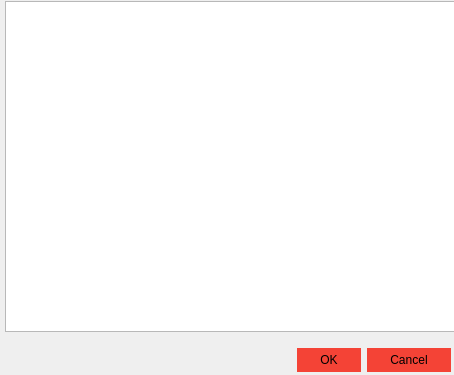
The window that tableinfo.ui (Davebudil/reporter) describes before a commit, drawn with Qt 5.
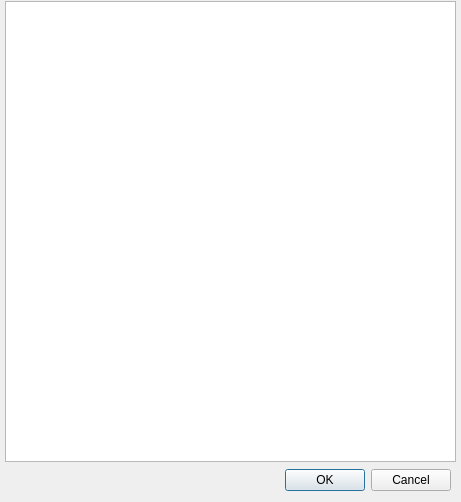
The same window after the commit. Icons and pictures are not drawn.

Commit message: lot of changes, changed UI, removed buggs, added progressive saving, added tab order

```diff
--- a/tableinfo.ui
+++ b/tableinfo.ui
@@ -6,8 +6,8 @@
    <rect>
     <x>0</x>
     <y>0</y>
-    <width>454</width>
-    <height>375</height>
+    <width>461</width>
+    <height>502</height>
    </rect>
   </property>
   <property name="windowTitle">
@@ -17,462 +17,13 @@
    <property name="geometry">
     <rect>
      <x>230</x>
-     <y>340</y>
+     <y>460</y>
      <width>221</width>
      <height>41</height>
     </rect>
    </property>
    <property name="styleSheet">
-    <string notr="true">QWidget:window {          /* Borders around the code editor and debug window */
-  border: 0px solid white;
-  background-color: white;
-}
-
-QToolTip {
-  background-color: white;
-  color: black;
-    padding: 5px;
-    border-radius: 0;
-    opacity: 200;
-}
-
-/* ==================== Dialog ==================== */
-QLabel {
-  background: white;
-  color: black; 
-  font: 75 11pt &quot;DejaVu Sans Mono&quot;;     /* Not sure about this one */
-}
-
-QDialog, QListView {
-  background-color: white;
-  color: black;
-  outline: 0;
-  border: 2px solid transparent;
-}
-
-QListView::item:hover {
-  color: #DADFE1;
-  background: #DADFE1;
-}
-
-
-QListView::item:selected {
-  color: #DADFE1;
-  background: #DADFE1;
-}
-
-/* === QTabBar === */
-QTabBar {
-  background: white;
-}
-QPlainTextEdit{
-  background: #DADFE1;
-  border: 1px solid #DADFE1;
-  color: black;
-}
-QTableView{
-  background: #DADFE1;
-  border: 1px solid #DADFE1;
-  color: black;
-}
-QScrollArea{
-  background: #DADFE1;
-  border: 1px solid #DADFE1;
-  color: black;
-}
-QScrollArea{
-  background: #DADFE1;
-  border: 1px solid #DADFE1;
-  color: black;
-}
-
-
-QTabWidget::pane {
-  background: transparent;  /* Only at the very bottom of the tabs */
-}
-
-QTabBar::tab {
-  background: white;
-  border: 0px solid white;
-  border-bottom: 2px solid white;
-  color: black;
-  padding-left: 10px;
-  padding-right: 10px;
-  padding-top: 3px;
-  padding-bottom: 3px;
-}
-
-QTabBar::tab:hover {
-  background-color: #DADFE1;
-  border: 0px solid #DADFE1;
-  border-bottom: 2px solid #DADFE1;
-  color: black;
-}
-
-QTabBar::tab:selected {
-  background-color: #DADFE1;
-  border: 0px solid #DADFE1;
-  border-top: none;
-  border-bottom: 2px solid #DADFE1;
-  color: black;
-}
-
-QStackedWidget {
-  background: white;  /* This covers a bunch of things, I was thinking about making it transparent, */
-              /* but I would have to find all the other elements... but QTabWidget::pane may be it */
-}
-
-
-/* === QGroupBox === */
-QGroupBox {
-    border: 1px solid white;
-    background-color: white;
-    margin-top: 1em;
-}
-
-QGroupBox::title {
-  color: black;
-    subcontrol-origin: margin;
-    left: 6px;
-    padding: 0 3px 0 3px;
-}
-
-QComboBox {
-  color: black;
-  background-color: white;
-  selection-background-color: #DADFE1;
-  outline: 0;
-}
-
-QComboBox QAbstractItemView
-{    
-    selection-background-color: #DADFE1;
-  outline: 0;
-}
-
-/* === QCheckBox === */
-QCheckBox, QRadioButton {
-  color: black;
-}
-
-QCheckBox::indicator::unchecked  {
-  background-color: #DADFE1;
-  border: 1px solid #DADFE1;
-}
-
-QRadioButton::indicator::unchecked {
-  background-color: #DADFE1;
-  border: 1px solid #DADFE1;
-  border-radius: 4px;
-}
-
-QCheckBox::indicator::checked, QTreeView::indicator::checked {
-  background-color: #f44336;
-  border: 1px solid #f44336;
-}
-
-QRadioButton::indicator::checked {
-  background-color: qradialgradient(cx:0.5, cy:0.5, fx:0.25, fy:0.15, radius:0.3, stop:0 #80CBC4, stop:1 white);
-  border: 1px solid white;
-  border-radius: 4px;
-}
-
-QCheckBox::indicator:disabled, QRadioButton::indicator:disabled, QTreeView::indicator:disabled {
-  background-color: white;      /* Not sure what this looks like */
-}
-
-QCheckBox::indicator::checked:disabled, QRadioButton::indicator::checked:disabled, QTreeView::indicator::checked:disabled {  
-  background-color: qradialgradient(cx:0.5, cy:0.5, fx:0.25, fy:0.15, radius:0.3, stop:0 #BBBBBB, stop:1 white); /* Not sure what this looks like */
-}
-
-QTreeView {
-  background-color: white;
-  color: black;
-  outline: 0;
-  border: 0;
-}
-
-QTreeView::item:hover {
-  background-color: white;
-  color: black;
-}
-
-QTreeView::item:selected {
-  background-color: #DADFE1;
-  color: black;
-}
-
-QTreeView QHeaderView:section {
-  background-color: white;
-  color: black;
-  border: 0;
-}
-
-QTreeView::indicator:checked {
-  background-color: qradialgradient(cx:0.5, cy:0.5, fx:0.25, fy:0.15, radius:0.3, stop:0 #80CBC4, stop:1 white);
-  border: 1px solid #DADFE1 ;
-  selection-background-color: #DADFE1 ;
-}
-
-QTreeView::indicator:unchecked {      /* This and the one above style the checkbox in the Options -&gt; Keyboard */
-  background-color: white;        /* This is still a hover over in blue I can't get rid of */
-  border: 1px solid white;
-  selection-background-color: white;
-}
-/*
-QTreeView QScrollBar {
-  background-color: white;
-}
-*/
-QTreeView::branch {
-  /* Skip - applies to everything */
-}
-
-QTreeView::branch:has-siblings:adjoins-item {
-  /* Skip - files */
-}
-
-QTreeView::branch:has-siblings:!adjoins-item {
-  /* Skip - applies to almost all on the left side */
-}
-
-QTreeView::branch:closed:has-children:has-siblings {
-  background: url('./images/rightarrowgray.png') center center no-repeat;
-}
-
-QTreeView::branch:has-children:!has-siblings:closed {
-  background: url('./images/rightarrowgray.png') center center no-repeat;
-}
-
-QTreeView::branch:!has-children:!has-siblings:adjoins-item {
-  /* Skip - files */
-}
-
-QTreeView::branch:open:has-children:has-siblings {
-  background: url('./images/downarrowgray.png') center center no-repeat;
-}
-
-QTreeView::branch:open:has-children:!has-siblings {
-  background: url('./images/downarrowgray.png') center center no-repeat;
-}
-
-/* === QScrollBar:horizontal === */
-QScrollBar:horizontal {
-  background: #f44336;        /* Background where slider is not */
-  height: 10px;
-  margin: 0;
-}
-
-QScrollBar:vertical {
-  background: #f44336;        /* Background where slider is not */
-  width: 10px;
-  margin: 0;
-}
-
-QScrollBar::handle:horizontal {
-    background: white;          /* Slider color */
-    min-width: 16px;
-  border-radius: 5px;
-}
-
-QScrollBar::handle:vertical {
-    background: white;          /* Slider color */
-    min-height: 16px;
-  border-radius: 5px;
-}
-
-QScrollBar::add-page:horizontal, QScrollBar::sub-page:horizontal,
-QScrollBar::add-page:vertical, QScrollBar::sub-page:vertical {
-  background: #f44336;                        /* Removes the dotted background */
-}
-
-QScrollBar::add-line:horizontal, QScrollBar::sub-line:horizontal,
-QScrollBar::add-line:vertical, QScrollBar::sub-line:vertical {  /* Hides the slider arrows */
-      border: #f44336;
-      background: #f44336;
-}
-
-QPushButton {
-  background-color: #f44336;
-  color: black;
-  border: 1px solid #f44336;
-  padding: 4px 22px;
-}
-
-QPushButton:hover {
-  color: #DADFE1;
-}
-
-QPushButton:pressed {
-  color: #FFFFFF;
-}
-
-QLineEdit {
-  background: #DADFE1;
-  border: 1px solid #DADFE1;
-  color: black;
-}
-
-QSpinBox {
-  background: #DADFE1;
-  border: 1px solid #DADFE1;
-  color: black;
-}
-
-/*****************************************************************************
-Main Screen
-*****************************************************************************/
-QTreeView {
-  background-color: white;
-}
-
-QMenu {
-  background-color: #f44336;    /* File Menu Background color */
-  color: black;
-}
-
-QMenu::item:selected {
-  color: #DADFE1;
-}
-
-QMenu::item:pressed {
-  color: #FFFFFF;
-}
-
-QMenu::separator {
-  height: 1px;
-  background: transparent;      /* Could change this to #546E7A and reduce the margin top and bottom to 1px */
-  margin-left: 10px;
-  margin-right: 10px;
-  margin-top: 5px;
-  margin-bottom: 5px;
-}
-
-/* === QMenuBar === */
-QMenuBar {
-  background-color: white;
-  color: black;
-}
-
-QMenuBar::item {
-  background: transparent;
-}
-
-QMenuBar::item:disabled {
-  color: gray;
-}
-
-QMenuBar::item:selected {
-  color: #DADFE1;
-}
-
-QMenuBar::item:pressed {
-  color: #FFFFFF;
-}
-
-QToolBar {
-  background: #f44336;
-  border: 1px solid transparent;
-}
-
-QToolBar:handle {
-  background: transparent;
-  border-left: 2px dotted #80CBC4;  /* Fix the 4 handle dots so it doesn't look crappy */
-  color: transparent;
-}
-
-QToolBar::separator {
-  border: 0;
-}
-
-/* === QToolButton === */
-QToolButton:hover, QToolButton:pressed {
-  background-color: #DADFE1;
-}
-
-QToolButton::menu-button {
-  background: url('./images/downarrowgray.png') center center no-repeat;
-  background-color: #f44336;                        
-}
-
-QToolButton::menu-button:hover, QToolButton::menu-button:pressed {
-  background-color: #f44336;
-}
-
-QStatusBar {
-  background-color: #f44336;
-}
-
-QLabel {
-  color: black;
-}
-
-QToolButton {
-  color: white;
-  background-color: #f44336;
-}
-
-QToolButton:hover, QToolButton:pressed, QToolButton:checked {
-  background-color: #DADFE1;
-}
-
-QToolButton:hover {
-  color: black;
-
-}
-
-QToolButton:checked, QToolButton:pressed {
-  color: #FFFFFF;
-}
-
-
-QToolButton {
-  border: 1px solid #f44336;
-  margin: 1px;
-}
-
-QToolButton:hover {
-  background-color: #DADFE1;
-  border: 1px solid #DADFE1;
-}
-
-QToolButton[popupMode=&quot;1&quot;] {
-  padding-right: 20px;
-}
-
-QToolButton::menu-button {
-  border-left: 1px solid #f44336;
-  background: transparent;
-    width: 16px;
-}
-
-QToolButton::menu-button:hover {
-  border-left: 1px solid #f44336;
-  background: transparent;
-    width: 16px;
-}
-
-QStatusBar::item {
-  color: white;
-  background-color: #f44336;
-}
-
-QAbstractScrollArea  {  /* Borders around the code editor and debug window */
-  border: 0;
-}
-
-/*****************************************************************************
-Play around with these settings
-*****************************************************************************/
-
-/* Force the dialog's buttons to follow the Windows guidelines. */
-QDialogButtonBox {
-    button-layout: 0;
-}
-
-QTabWidget::tab-bar {
-  left: 0px; /* Test this out on OS X, it will affect the tabs in the Options Dialog, on OS X they are centered */
-}</string>
+    <string notr="true"/>
    </property>
    <property name="orientation">
     <enum>Qt::Horizontal</enum>
@@ -487,7 +38,7 @@
      <x>5</x>
      <y>1</y>
      <width>451</width>
-     <height>331</height>
+     <height>461</height>
     </rect>
    </property>
    <property name="font">
```
The commit also changes 5 other files.
